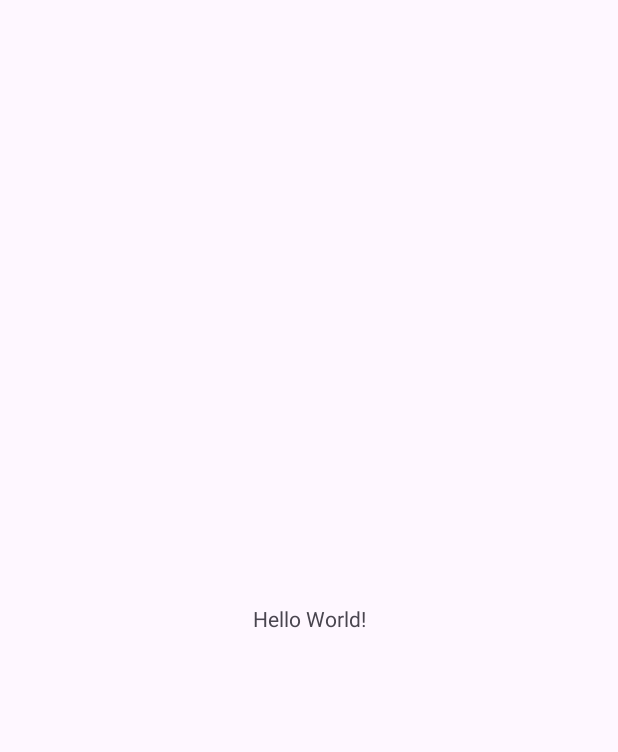
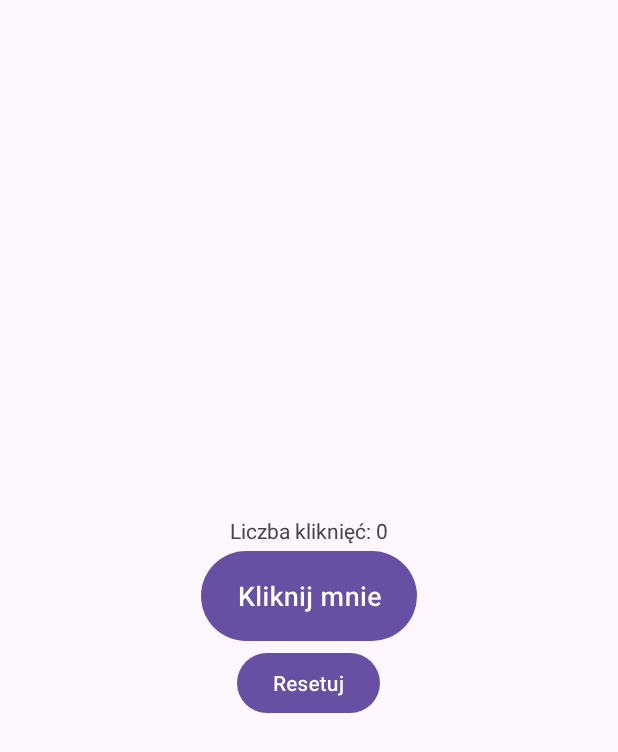
Before and after one commit to JonatanK0/DisableButtonApp, an Android app: the screen it shows after launch (MainActivity), on a phone screen of 412 x 824 dp. Before the commit the part shown is almost empty. Shown: the top 752 px of the screen. Run offline under Robolectric (Android 15) with nearby library versions, the phone set to English and light mode, and no system bars.

Commit message:
Final Version 1.0

```diff
--- a/app/src/main/java/com/example/disablebuttonapp/MainActivity.java
+++ b/app/src/main/java/com/example/disablebuttonapp/MainActivity.java
@@ -1,24 +1,59 @@
 package com.example.disablebuttonapp;
 
 import android.os.Bundle;
+import android.view.View;
+import android.widget.Button;
+import android.widget.TextView;
+import androidx.appcompat.app.AppCompatActivity;
 
-import androidx.activity.EdgeToEdge;
-import androidx.appcompat.app.AppCompatActivity;
-import androidx.core.graphics.Insets;
-import androidx.core.view.ViewCompat;
-import androidx.core.view.WindowInsetsCompat;
+import com.example.disablebuttonapp.R;
 
 public class MainActivity extends AppCompatActivity {
+
+    private Button buttonReset;
+    private Button buttonDisable;
+    private TextView textView;
+    private int clickCount = 0; // Zmienna do liczenia kliknięć
 
     @Override
     protected void onCreate(Bundle savedInstanceState) {
         super.onCreate(savedInstanceState);
-        EdgeToEdge.enable(this);
         setContentView(R.layout.activity_main);
-        ViewCompat.setOnApplyWindowInsetsListener(findViewById(R.id.main), (v, insets) -> {
-            Insets systemBars = insets.getInsets(WindowInsetsCompat.Type.systemBars());
-            v.setPadding(systemBars.left, systemBars.top, systemBars.right, systemBars.bottom);
-            return insets;
+
+        //Inicjalizacja przycisku i TextView
+        buttonReset = findViewById(R.id.buttonReset);
+        buttonDisable = findViewById(R.id.buttonDisable);
+        textView = findViewById(R.id.textView);
+
+        //Ustawienie początkowego tekstu w TextView
+        textView.setText("Liczba kliknięć: " + clickCount);
+
+        //Ustawienie nasłuchiwania na kliknięcie przycisku buttonDisable
+        buttonDisable.setOnClickListener(new View.OnClickListener() {
+            @Override
+            public void onClick(View v) {
+                //Zwiększ licznik kliknięć
+                clickCount++;
+
+                //Aktualizacja tekstu w TextView
+                textView.setText("Liczba kliknięć: " + clickCount);
+
+                //Po kliknięciu przycisk zostaje dezaktywowany
+                buttonDisable.setEnabled(false);
+            }
+        });
+
+        //Ustawienie nasłuchiwania na kliknięcie przycisku buttonReset
+        buttonReset.setOnClickListener(new View.OnClickListener() {
+            @Override
+            public void onClick(View v) {
+
+                //Aktualizacja tekstu w TextView
+                textView.setText("Liczba kliknięć: " + clickCount);
+
+                //Włączenie przycisku buttonDisable
+                buttonDisable.setEnabled(true);
+            }
         });
     }
 }
--- a/app/src/main/res/layout/activity_main.xml
+++ b/app/src/main/res/layout/activity_main.xml
@@ -1,19 +1,30 @@
 <?xml version="1.0" encoding="utf-8"?>
-<androidx.constraintlayout.widget.ConstraintLayout xmlns:android="http://schemas.android.com/apk/res/android"
-    xmlns:app="http://schemas.android.com/apk/res-auto"
+<LinearLayout xmlns:android="http://schemas.android.com/apk/res/android"
     xmlns:tools="http://schemas.android.com/tools"
-    android:id="@+id/main"
     android:layout_width="match_parent"
     android:layout_height="match_parent"
-    tools:context=".MainActivity">
+    android:gravity="center"
+    android:orientation="vertical"
+    android:padding="16dp"
+    android:rotationX="-360">
 
     <TextView
+        android:id="@+id/textView"
         android:layout_width="wrap_content"
         android:layout_height="wrap_content"
-        android:text="Hello World!"
-        app:layout_constraintBottom_toBottomOf="parent"
-        app:layout_constraintEnd_toEndOf="parent"
-        app:layout_constraintStart_toStartOf="parent"
-        app:layout_constraintTop_toTopOf="parent" />
+        android:text="TextView" />
 
-</androidx.constraintlayout.widget.ConstraintLayout>
+    <Button
+        android:id="@+id/buttonDisable"
+        android:layout_width="wrap_content"
+        android:layout_height="68dp"
+        android:text="Kliknij mnie"
+        android:textSize="18sp" />
+
+    <Button
+        android:id="@+id/buttonReset"
+        android:layout_width="wrap_content"
+        android:layout_height="wrap_content"
+        android:text="Resetuj" />
+
+</LinearLayout>
```
